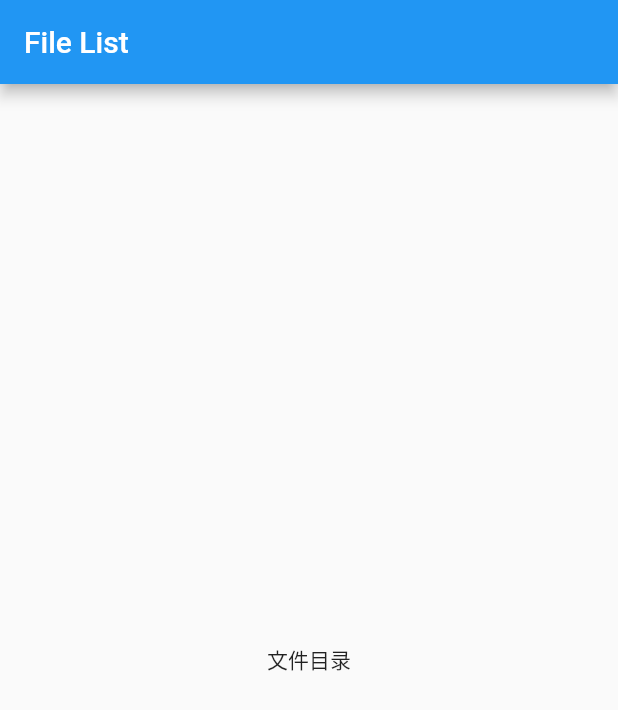
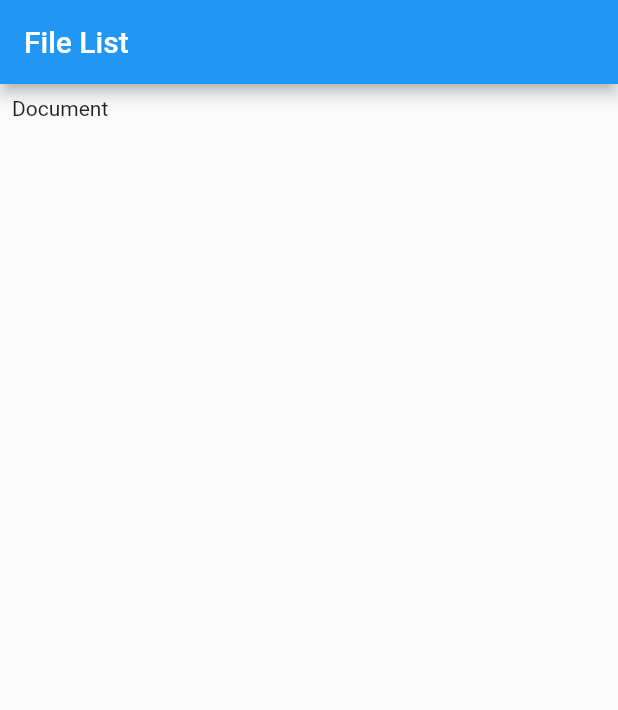
Before and after one commit to HYAdonisCoding/finder_duplicate_checking_202106, a Flutter app: the screen it shows after launch, after a tap on "Please choose a target floder", on a phone screen of 412 x 824 dp. Shown: the top 710 px of the screen. Run offline on Flutter 3.47's test engine with Material 2 defaults, Android fonts, the phone set to English and light mode, and no system bars; our stand-ins replace flutter_screenutil; statements that could not run were skipped.

Commit message:
页面规划

```diff
--- a/lib/fileList.dart
+++ /dev/null
@@ -1,39 +0,0 @@
-import 'package:flutter/material.dart';
-
-class FileList extends StatelessWidget {
-  @override
-  Widget build(BuildContext context) {
-    return MaterialApp(
-      title: 'Finder Demo',
-      theme: ThemeData(
-        primarySwatch: Colors.blue,
-      ),
-      home: FileListPage(title: 'File List'),
-    );
-  }
-}
-
-class FileListPage extends StatefulWidget {
-  const FileListPage({Key? key, required this.title}) : super(key: key);
-
-  final String title;
-
-  @override
-  _FileListPageState createState() => _FileListPageState();
-}
-
-class _FileListPageState extends State<FileListPage> {
-  @override
-  Widget build(BuildContext context) {
-    return Scaffold(
-        appBar: AppBar(
-          title: Text(widget.title),
-
-        ),
-        body: Center(
-          child: Text("文件目录"),
-
-        )
-      );
-  }
-}
--- a/lib/main.dart
+++ b/lib/main.dart
@@ -1,4 +1,4 @@
-import 'package:finder_duplicate_checking_202106/fileList.dart';
+import 'package:finder_duplicate_checking_202106/pages/fileList_page.dart';
 import 'package:flutter/material.dart';
 
 void main() {
--- /dev/null
+++ b/lib/pages/fileList_page.dart
@@ -0,0 +1,93 @@
+import 'dart:io';
+import 'dart:async';
+import 'package:flutter/material.dart';
+import 'package:flutter_screenutil/flutter_screenutil.dart';
+import 'package:path_provider/path_provider.dart';
+
+class FileList extends StatelessWidget {
+  @override
+  Widget build(BuildContext context) {
+    return MaterialApp(
+      title: 'Finder Demo',
+      theme: ThemeData(
+        primarySwatch: Colors.blue,
+      ),
+      home: FileListPage(title: 'File List'),
+    );
+  }
+}
+
+class FileListPage extends StatefulWidget {
+  const FileListPage({Key? key, required this.title}) : super(key: key);
+
+  final String title;
+
+  @override
+  _FileListPageState createState() => _FileListPageState();
+}
+
+class _FileListPageState extends State<FileListPage> {
+  Future<File> _getLocalFile() async {
+    // get the path to the document directory.
+    String dir = (await getApplicationDocumentsDirectory()).path;
+    return new File('$dir/counter.txt');
+  }
+
+  List fileList = [];
+
+  @override
+  void initState() {
+    _getLocalFile().then((value) {
+      setState(() {
+        print(value);
+        fileList = value as List;
+      });
+    });
+    // TODO: implement initState
+    super.initState();
+    print("update files");
+  }
+
+  @override
+  Widget build(BuildContext context) {
+    return Scaffold(
+        appBar: AppBar(
+          title: Text(widget.title),
+        ),
+        body: FutureBuilder(
+          future: _getLocalFile(),
+          builder: (context, snapshot) {
+            if (snapshot.hasData) {
+              return Column(
+                children: <Widget>[
+                  // TopNavigator(navigatorList: (comicLists[0]['comics'] as List).cast()),
+                  FileListWidget(fileLists: ['Document'])
+                ],
+              );
+            } else {
+              return Center(
+                child: Text('Loading...'),
+              );
+            }
+          },
+        ));
+  }
+}
+
+class FileListWidget extends StatelessWidget {
+  const FileListWidget({Key? key, required this.fileLists}) : super(key: key);
+  final List fileLists;
+  @override
+  Widget build(BuildContext context) {
+    return Container(
+      height: ScreenUtil().setHeight(720),
+      width: ScreenUtil.screenWidth,
+      child: ListView(
+        padding: const EdgeInsets.all(8),
+        children: fileLists.map((e) {
+          return Text(e);
+        }).toList(),
+      ),
+    );
+  }
+}
--- a/pubspec.yaml
+++ b/pubspec.yaml
@@ -28,6 +28,9 @@ dependencies:
   # The following adds the Cupertino Icons font to your application.
   # Use with the CupertinoIcons class for iOS style icons.
   cupertino_icons: ^1.0.2
+  path_provider: ^1.6.9
+  # add flutter_ScreenUtil
+  flutter_screenutil: ^0.5.3
 
 dev_dependencies:
   flutter_test:
```
Also changed, not shown: lib/pages/home_page.dart (added, +28 -0 lines), lib/pages/index_page.dart (added, +52 -0 lines), lib/pages/mine_page.dart (added, +17 -0 lines), pubspec.lock, 6 other files.
